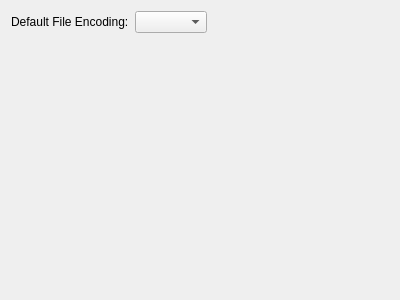
This is src/plugins/projectexplorer/editorsettingspropertiespage.ui in qt-creator/qt-creator as Qt 5 draws it before an edit. The edited form follows.
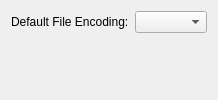
This is the edited form.

The edit to the form file:
```diff
--- a/src/plugins/projectexplorer/editorsettingspropertiespage.ui
+++ b/src/plugins/projectexplorer/editorsettingspropertiespage.ui
@@ -2,15 +2,10 @@
 <ui version="4.0">
  <class>ProjectExplorer::Internal::EditorSettingsPropertiesPage</class>
  <widget class="QWidget" name="ProjectExplorer::Internal::EditorSettingsPropertiesPage">
-  <property name="geometry">
-   <rect>
-    <x>0</x>
-    <y>0</y>
-    <width>400</width>
-    <height>300</height>
-   </rect>
-  </property>
-  <layout class="QGridLayout" name="gridLayout">
+  <layout class="QFormLayout" name="formLayout">
+   <property name="fieldGrowthPolicy">
+    <enum>QFormLayout::ExpandingFieldsGrow</enum>
+   </property>
    <item row="0" column="0">
     <widget class="QLabel" name="encodingLabel">
      <property name="text">
@@ -21,32 +16,6 @@
    <item row="0" column="1">
     <widget class="QComboBox" name="encodingComboBox"/>
    </item>
-   <item row="0" column="2">
-    <spacer name="horizontalSpacer">
-     <property name="orientation">
-      <enum>Qt::Horizontal</enum>
-     </property>
-     <property name="sizeHint" stdset="0">
-      <size>
-       <width>232</width>
-       <height>20</height>
-      </size>
-     </property>
-    </spacer>
-   </item>
-   <item row="1" column="0">
-    <spacer name="verticalSpacer">
-     <property name="orientation">
-      <enum>Qt::Vertical</enum>
-     </property>
-     <property name="sizeHint" stdset="0">
-      <size>
-       <width>20</width>
-       <height>249</height>
-      </size>
-     </property>
-    </spacer>
-   </item>
   </layout>
  </widget>
  <resources/>
```
